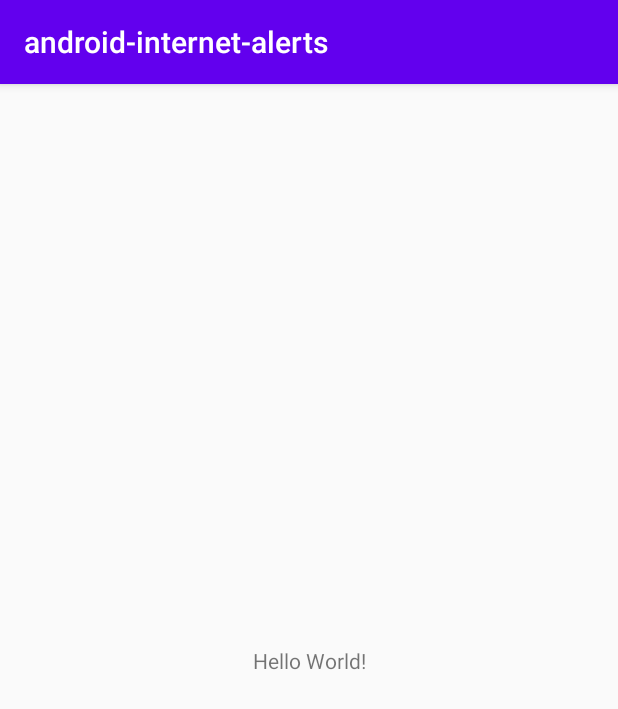
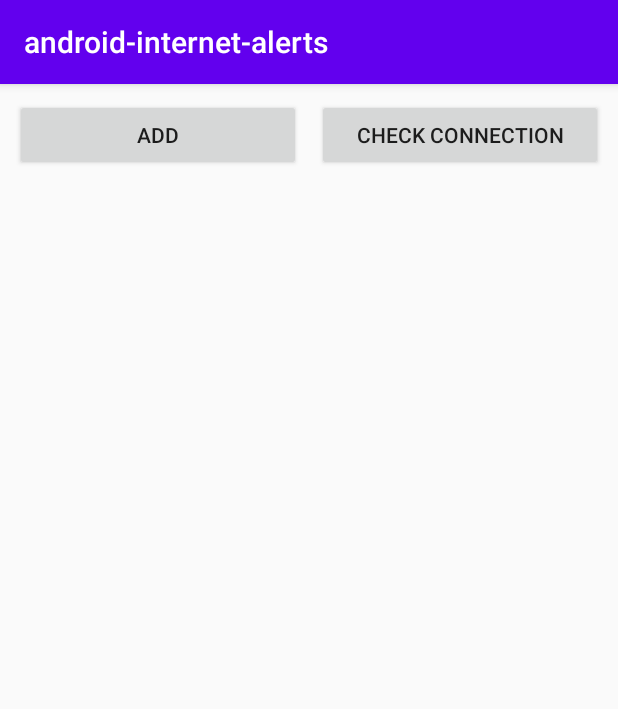
Before and after one commit to zilzilok/android-internet-alerts, an Android app: the screen it shows after launch (MainActivity), on a phone screen of 412 x 824 dp. Shown: the top 709 px of the screen. Run offline under Robolectric (Android 15) with nearby library versions, the phone set to English and light mode, and no system bars.

Commit message:
added simple representation

```diff
--- a/app/src/main/AndroidManifest.xml
+++ b/app/src/main/AndroidManifest.xml
@@ -9,7 +9,7 @@
         android:roundIcon="@mipmap/ic_launcher_round"
         android:supportsRtl="true"
         android:theme="@style/AppTheme">
-        <activity android:name=".MainActivity">
+        <activity android:name=".activities.MainActivity">
             <intent-filter>
                 <action android:name="android.intent.action.MAIN" />
 
@@ -18,4 +18,5 @@
         </activity>
     </application>
 
+<uses-permission android:name="android.permission.ACCESS_NETWORK_STATE" />
 </manifest>
--- a/app/src/main/res/layout/activity_main.xml
+++ b/app/src/main/res/layout/activity_main.xml
@@ -4,15 +4,54 @@
     xmlns:tools="http://schemas.android.com/tools"
     android:layout_width="match_parent"
     android:layout_height="match_parent"
-    tools:context=".MainActivity">
+    tools:context=".activities.MainActivity">
 
-    <TextView
-        android:layout_width="wrap_content"
-        android:layout_height="wrap_content"
-        android:text="Hello World!"
+    <LinearLayout
+        android:id="@+id/linearLayoutButtons"
+        android:layout_width="match_parent"
+        android:layout_height="0dp"
+        android:layout_marginStart="10dp"
+        android:layout_marginLeft="10dp"
+        android:layout_marginTop="10dp"
+        android:layout_marginEnd="10dp"
+        android:layout_marginRight="10dp"
+        android:orientation="horizontal"
+        app:layout_constraintEnd_toEndOf="parent"
+        app:layout_constraintStart_toStartOf="parent"
+        app:layout_constraintTop_toTopOf="parent">
+
+        <Button
+            android:id="@+id/buttonAdd"
+            android:layout_width="0dp"
+            android:layout_height="wrap_content"
+            android:layout_marginEnd="5dp"
+            android:layout_marginRight="5dp"
+            android:layout_weight="1"
+            android:text="Add" />
+
+        <Button
+            android:id="@+id/buttonCheck"
+            android:layout_width="0dp"
+            android:layout_height="wrap_content"
+            android:layout_marginStart="5dp"
+            android:layout_marginLeft="5dp"
+            android:layout_weight="1"
+            android:onClick="buttonCheckClicked"
+            android:text="Check connection" />
+    </LinearLayout>
+
+    <LinearLayout
+        android:id="@+id/linearLayout"
+        android:layout_width="match_parent"
+        android:layout_height="0dp"
+        android:layout_marginStart="10dp"
+        android:layout_marginLeft="10dp"
+        android:layout_marginTop="10dp"
+        android:layout_marginEnd="10dp"
+        android:layout_marginRight="10dp"
+        android:orientation="horizontal"
         app:layout_constraintBottom_toBottomOf="parent"
-        app:layout_constraintLeft_toLeftOf="parent"
-        app:layout_constraintRight_toRightOf="parent"
-        app:layout_constraintTop_toTopOf="parent" />
-
+        app:layout_constraintEnd_toEndOf="parent"
+        app:layout_constraintStart_toStartOf="parent"
+        app:layout_constraintTop_toBottomOf="@+id/linearLayoutButtons" />
 </android.support.constraint.ConstraintLayout>
--- a/gradle.properties
+++ b/gradle.properties
@@ -11,3 +11,7 @@ org.gradle.jvmargs=-Xmx1536m
 # This option should only be used with decoupled projects. More details, visit
 # http://www.gradle.org/docs/current/userguide/multi_project_builds.html#sec:decoupled_projects
 # org.gradle.parallel=true
+# AndroidX package structure to make it clearer which packages are bundled with the
+# Android operating system, and which are packaged with your app's APK
+# https://developer.android.com/topic/libraries/support-library/androidx-rn
+android.useAndroidX=true
```
Also changed, not shown: app/build.gradle (+14 -5 lines), app/src/main/java/ru/zilzilok/android_internet_alerts/MainActivity.java (deleted, +0 -13 lines), app/src/main/java/ru/zilzilok/android_internet_alerts/activities/MainActivity.java (added, +83 -0 lines), app/src/main/java/ru/zilzilok/android_internet_alerts/utils/AlertState.java (added, +8 -0 lines), app/src/main/res/layout/list_item.xml (added, +30 -0 lines).
